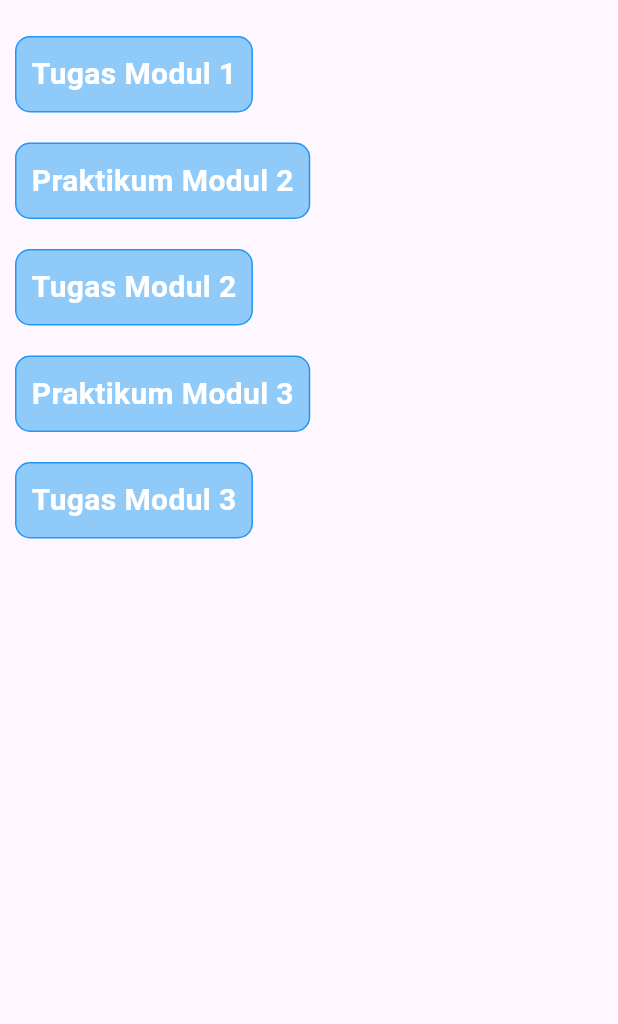
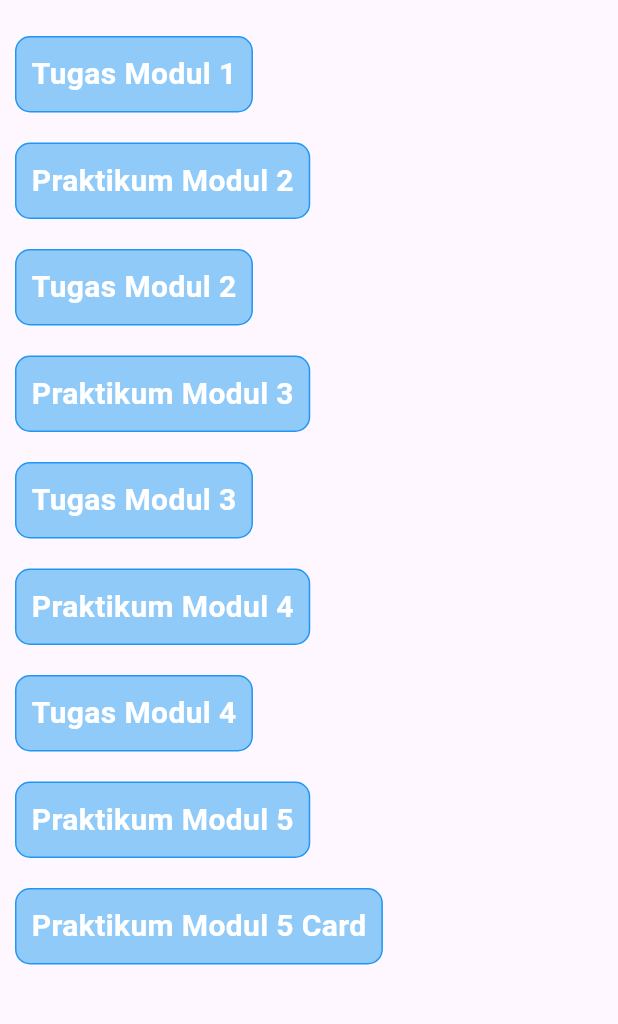
Before and after one commit to nabilareyna/praktikum_mobile, a Flutter app: the screen it shows after launch, on a phone screen of 412 x 824 dp, the part 63-1087 px from its top. Run offline on Flutter 3.47's test engine with Material 3 defaults, Android fonts, the phone set to English and light mode, and no system bars; our stand-ins replace get.

Commit message:
push modul 4 - 5

```diff
--- a/lib/modules/home.dart
+++ b/lib/modules/home.dart
@@ -57,6 +57,43 @@ class Home extends StatelessWidget {
                 child: const Text('Tugas Modul 3', style: TextStyle(fontSize: 20, fontWeight: FontWeight.bold, color: Colors.white)),
               ),
             ),
+            InkWell(
+              onTap: () => Get.toNamed('/praktikum_4'),
+              child: Container(
+                margin: const EdgeInsets.all(10),
+                padding: const EdgeInsets.all(10),
+                decoration: BoxDecoration(border: Border.all(color: Colors.blue), color: Colors.blue.shade200, borderRadius: BorderRadius.circular(10)),
+                child: const Text('Praktikum Modul 4', style: TextStyle(fontSize: 20, fontWeight: FontWeight.bold, color: Colors.white)),
+              ),
+            ),
+            InkWell(
+              onTap: () => Get.toNamed('/tugas_4'),
+              child: Container(
+                margin: const EdgeInsets.all(10),
+                padding: const EdgeInsets.all(10),
+                decoration: BoxDecoration(border: Border.all(color: Colors.blue), color: Colors.blue.shade200, borderRadius: BorderRadius.circular(10)),
+                child: const Text('Tugas Modul 4', style: TextStyle(fontSize: 20, fontWeight: FontWeight.bold, color: Colors.white)),
+              ),
+            ),
+            InkWell(
+              onTap: () => Get.toNamed('/praktikum_5'),
+              child: Container(
+                margin: const EdgeInsets.all(10),
+                padding: const EdgeInsets.all(10),
+                decoration: BoxDecoration(border: Border.all(color: Colors.blue), color: Colors.blue.shade200, borderRadius: BorderRadius.circular(10)),
+                child: const Text('Praktikum Modul 5', style: TextStyle(fontSize: 20, fontWeight: FontWeight.bold, color: Colors.white)),
+              ),
+            ),
+            InkWell(
+              onTap: () => Get.toNamed('/praktikum_5_card'),
+              child: Container(
+                margin: const EdgeInsets.all(10),
+                padding: const EdgeInsets.all(10),
+                decoration: BoxDecoration(border: Border.all(color: Colors.blue), color: Colors.blue.shade200, borderRadius: BorderRadius.circular(10)),
+                child: const Text('Praktikum Modul 5 Card', style: TextStyle(fontSize: 20, fontWeight: FontWeight.bold, color: Colors.white)),
+              ),
+            ),
+
           ],
         ),
       ),
--- a/lib/routes/app_pages.dart
+++ b/lib/routes/app_pages.dart
@@ -6,6 +6,10 @@ import 'package:praktikum_mobile_1/modules/modul_2/ui/praktikum_2.dart';
 import 'package:praktikum_mobile_1/modules/modul_2/ui/tugas_2.dart';
 import 'package:praktikum_mobile_1/modules/modul_3/ui/praktikum_3.dart';
 import 'package:praktikum_mobile_1/modules/modul_3/ui/tugas_3.dart';
+import 'package:praktikum_mobile_1/modules/modul_4/ui/praktikum_4.dart';
+import 'package:praktikum_mobile_1/modules/modul_4/ui/tugas_4.dart';
+import 'package:praktikum_mobile_1/modules/modul_5/ui/praktikum_5.dart';
+import 'package:praktikum_mobile_1/modules/modul_5/ui/praktikum_5_card.dart';
 import 'package:praktikum_mobile_1/routes/app_routes.dart';
 
 class AppPages {
@@ -16,5 +20,9 @@ class AppPages {
     GetPage(name: AppRoutes.tugas_2, page: () => Tugas2()),
     GetPage(name: AppRoutes.praktikum_3, page: () => const Praktikum3()),
     GetPage(name: AppRoutes.tugas_3, page: () => Tugas3()),
+    GetPage(name: AppRoutes.praktikum_4, page: () => Praktikum4()),
+    GetPage(name: AppRoutes.tugas_4, page: () => Tugas4()),
+    GetPage(name: AppRoutes.praktikum_5, page: () => Praktikum5()),
+    GetPage(name: AppRoutes.praktikum5Card, page: () => Praktikum5Card())
   ];
 }
--- a/lib/routes/app_routes.dart
+++ b/lib/routes/app_routes.dart
@@ -7,4 +7,7 @@ abstract class AppRoutes {
   static const String tugas_3 = '/tugas_3';
   static const String praktikum_4 = '/praktikum_4';
   static const String tugas_4 = '/tugas_4';
+  static const String praktikum_5 = '/praktikum_5';
+  static const String praktikum5Card = '/praktikum_5_card';
+  static const String tugas_5 = '/tugas_5';
 }
```
Also changed, not shown: lib/modules/modul_4/ui/praktikum_4.dart (added, +51 -0 lines), lib/modules/modul_4/ui/tugas_4.dart (added, +73 -0 lines), lib/modules/modul_5/ui/praktikum_5.dart (added, +45 -0 lines), lib/modules/modul_5/ui/praktikum_5_card.dart (added, +36 -0 lines), lib/modules/modul_5/ui/tugas_5.dart (added, +12 -0 lines), lib/modules/modul_6/praktikum_6.dart (added, +10 -0 lines).
